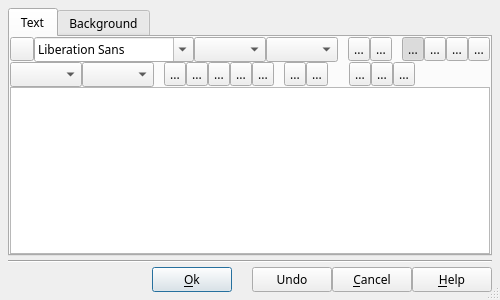
Old version of the form src/ffDiaporama/DlgText/DlgTextEdit.ui in the repository boenki/ffdiaporama.
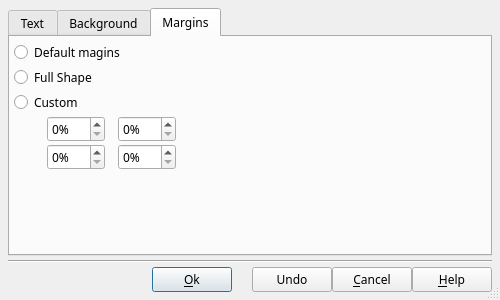
New version of the form. Icons and pictures are not drawn. Custom widgets are drawn as their Qt base class.

```diff
--- a/src/ffDiaporama/DlgText/DlgTextEdit.ui
+++ b/src/ffDiaporama/DlgText/DlgTextEdit.ui
@@ -38,7 +38,7 @@
    <item>
     <widget class="QTabWidget" name="tabWidget">
      <property name="currentIndex">
-      <number>0</number>
+      <number>2</number>
      </property>
      <widget class="QWidget" name="TextTab">
       <attribute name="title">
@@ -1273,6 +1273,206 @@
        </item>
       </layout>
      </widget>
+     <widget class="QWidget" name="MarginTab">
+      <attribute name="title">
+       <string>Margins</string>
+      </attribute>
+      <layout class="QGridLayout" name="gridLayout_2">
+       <property name="margin">
+        <number>4</number>
+       </property>
+       <property name="spacing">
+        <number>2</number>
+       </property>
+       <item row="4" column="1">
+        <widget class="QLabel" name="PosSize_Width">
+         <property name="sizePolicy">
+          <sizepolicy hsizetype="Fixed" vsizetype="Fixed">
+           <horstretch>0</horstretch>
+           <verstretch>0</verstretch>
+          </sizepolicy>
+         </property>
+         <property name="font">
+          <font>
+           <family>Sans Serif</family>
+           <pointsize>9</pointsize>
+          </font>
+         </property>
+         <property name="text">
+          <string notr="true"/>
+         </property>
+         <property name="pixmap">
+          <pixmap resource="../../../RSCffDiaporama.qrc">:/img/PosSize_Width.png</pixmap>
+         </property>
+         <property name="alignment">
+          <set>Qt::AlignRight|Qt::AlignTrailing|Qt::AlignVCenter</set>
+         </property>
+        </widget>
+       </item>
+       <item row="5" column="0">
+        <spacer name="verticalSpacer_2">
+         <property name="orientation">
+          <enum>Qt::Vertical</enum>
+         </property>
+         <property name="sizeHint" stdset="0">
+          <size>
+           <width>20</width>
+           <height>40</height>
+          </size>
+         </property>
+        </spacer>
+       </item>
+       <item row="3" column="3">
+        <widget class="QSpinBox" name="PosXEd">
+         <property name="suffix">
+          <string notr="true">%</string>
+         </property>
+         <property name="maximum">
+          <number>100</number>
+         </property>
+        </widget>
+       </item>
+       <item row="0" column="0" colspan="7">
+        <widget class="QRadioButton" name="ShapeDefaultBT">
+         <property name="text">
+          <string>Default magins</string>
+         </property>
+        </widget>
+       </item>
+       <item row="1" column="0" colspan="7">
+        <widget class="QRadioButton" name="FullShapeBT">
+         <property name="text">
+          <string>Full Shape</string>
+         </property>
+        </widget>
+       </item>
+       <item row="2" column="0" colspan="7">
+        <widget class="QRadioButton" name="CustomBT">
+         <property name="text">
+          <string>Custom</string>
+         </property>
+        </widget>
+       </item>
+       <item row="3" column="1">
+        <widget class="QLabel" name="PosSize_X">
+         <property name="sizePolicy">
+          <sizepolicy hsizetype="Fixed" vsizetype="Fixed">
+           <horstretch>0</horstretch>
+           <verstretch>0</verstretch>
+          </sizepolicy>
+         </property>
+         <property name="font">
+          <font>
+           <family>Sans Serif</family>
+           <pointsize>9</pointsize>
+          </font>
+         </property>
+         <property name="text">
+          <string notr="true"/>
+         </property>
+         <property name="pixmap">
+          <pixmap resource="../../../RSCffDiaporama.qrc">:/img/PosSize_X.png</pixmap>
+         </property>
+         <property name="alignment">
+          <set>Qt::AlignRight|Qt::AlignTrailing|Qt::AlignVCenter</set>
+         </property>
+        </widget>
+       </item>
+       <item row="3" column="4">
+        <widget class="QLabel" name="PosSize_Y">
+         <property name="sizePolicy">
+          <sizepolicy hsizetype="Fixed" vsizetype="Fixed">
+           <horstretch>0</horstretch>
+           <verstretch>0</verstretch>
+          </sizepolicy>
+         </property>
+         <property name="font">
+          <font>
+           <family>Sans Serif</family>
+           <pointsize>9</pointsize>
+          </font>
+         </property>
+         <property name="text">
+          <string notr="true"/>
+         </property>
+         <property name="pixmap">
+          <pixmap resource="../../../RSCffDiaporama.qrc">:/img/PosSize_Y.png</pixmap>
+         </property>
+         <property name="alignment">
+          <set>Qt::AlignRight|Qt::AlignTrailing|Qt::AlignVCenter</set>
+         </property>
+        </widget>
+       </item>
+       <item row="4" column="4">
+        <widget class="QLabel" name="PosSize_Height">
+         <property name="sizePolicy">
+          <sizepolicy hsizetype="Fixed" vsizetype="Fixed">
+           <horstretch>0</horstretch>
+           <verstretch>0</verstretch>
+          </sizepolicy>
+         </property>
+         <property name="font">
+          <font>
+           <family>Sans Serif</family>
+           <pointsize>9</pointsize>
+          </font>
+         </property>
+         <property name="text">
+          <string notr="true"/>
+         </property>
+         <property name="pixmap">
+          <pixmap resource="../../../RSCffDiaporama.qrc">:/img/PosSize_Height.png</pixmap>
+         </property>
+         <property name="alignment">
+          <set>Qt::AlignRight|Qt::AlignTrailing|Qt::AlignVCenter</set>
+         </property>
+        </widget>
+       </item>
+       <item row="3" column="7">
+        <spacer name="horizontalSpacer_3">
+         <property name="orientation">
+          <enum>Qt::Horizontal</enum>
+         </property>
+         <property name="sizeHint" stdset="0">
+          <size>
+           <width>40</width>
+           <height>20</height>
+          </size>
+         </property>
+        </spacer>
+       </item>
+       <item row="3" column="6">
+        <widget class="QSpinBox" name="PosYEd">
+         <property name="suffix">
+          <string notr="true">%</string>
+         </property>
+         <property name="maximum">
+          <number>100</number>
+         </property>
+        </widget>
+       </item>
+       <item row="4" column="6">
+        <widget class="QSpinBox" name="HeightEd">
+         <property name="suffix">
+          <string notr="true">%</string>
+         </property>
+         <property name="maximum">
+          <number>100</number>
+         </property>
+        </widget>
+       </item>
+       <item row="4" column="3">
+        <widget class="QSpinBox" name="WidthEd">
+         <property name="suffix">
+          <string notr="true">%</string>
+         </property>
+         <property name="maximum">
+          <number>100</number>
+         </property>
+        </widget>
+       </item>
+      </layout>
+     </widget>
     </widget>
    </item>
    <item>
```
Left out of the diff: 2 changed lines with no effect on the pictures.
